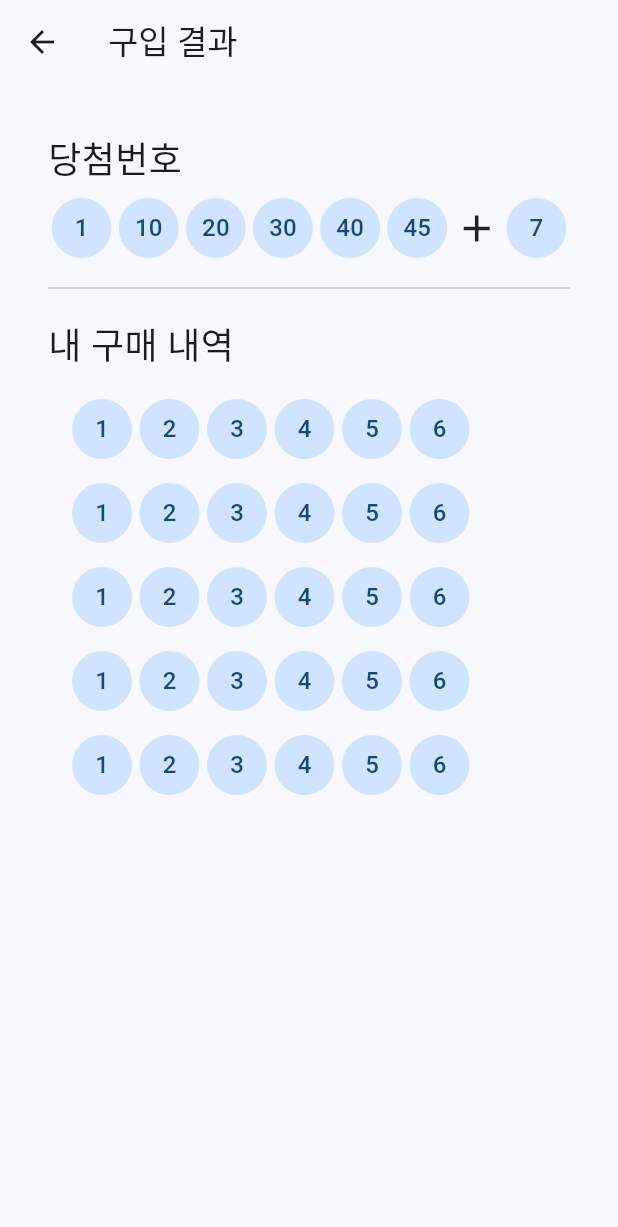
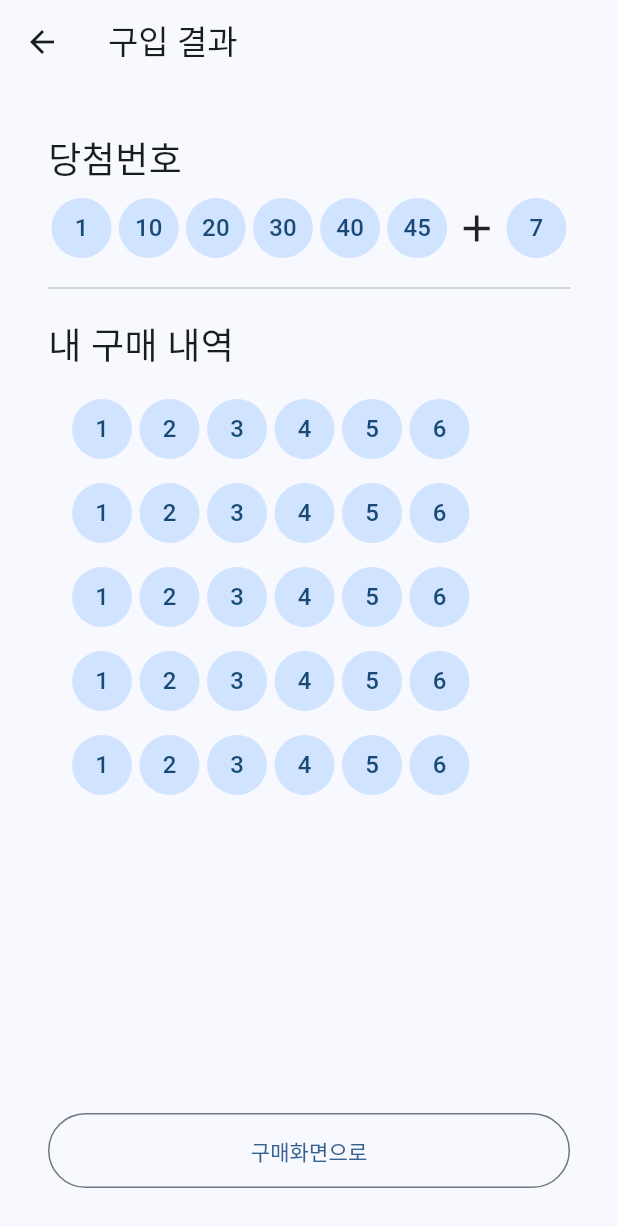
Before and after one commit to princebyun/flutter-lotto-8, a Flutter app: the ResultScreen screen opened directly, on a phone screen of 412 x 824 dp. Shown: the top 1227 px of the screen. Run offline on Flutter 3.47's test engine with Material 3 defaults, Android fonts, the phone set to English and light mode, and no system bars.

Commit message:
design : 결과화면에서 구매화면으로 되돌아가기 생성

```diff
--- a/lib/screens/result_screen.dart
+++ b/lib/screens/result_screen.dart
@@ -55,6 +55,15 @@ class ResultScreen extends StatelessWidget {
                 },
               ),
             ),
+            OutlinedButton(
+              onPressed: () {
+                Navigator.pop(context);
+              },
+              child: Text('구매화면으로'),
+              style: ElevatedButton.styleFrom(
+                minimumSize: Size(double.infinity, 50),
+              ),
+            ),
           ],
         ),
       ),
```
